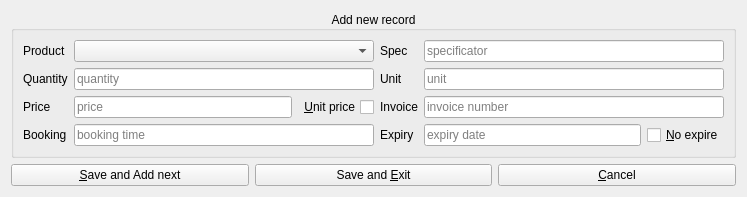
Before: the Qt Designer form src/ui/AddBatchRecordWidget.ui in wnt-zhp/zarlock-cpp, drawn with Qt 5.
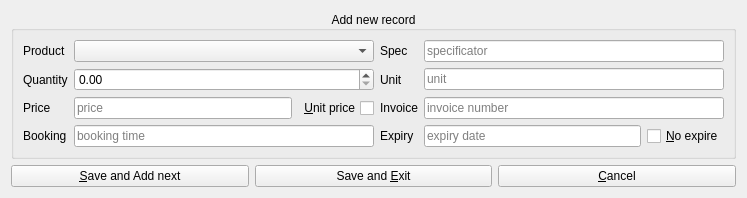
After: the same form once the commit is applied. Custom widgets are drawn as their Qt base class.

Patch:
```diff
--- a/src/ui/AddBatchRecordWidget.ui
+++ b/src/ui/AddBatchRecordWidget.ui
@@ -22,7 +22,7 @@
      <property name="alignment">
       <set>Qt::AlignCenter</set>
      </property>
-     <layout class="QGridLayout" name="gridLayout" rowstretch="0,0,0,0,0">
+     <layout class="QGridLayout" name="gridLayout" rowstretch="0,0,0,0">
       <item row="0" column="1">
        <widget class="QComboBox" name="combo_products">
         <property name="insertPolicy">
@@ -58,13 +58,6 @@
         </property>
        </widget>
       </item>
-      <item row="1" column="1">
-       <widget class="QtyInput" name="edit_qty">
-        <property name="placeholderText">
-         <string>quantity</string>
-        </property>
-       </widget>
-      </item>
       <item row="2" column="1">
        <layout class="QHBoxLayout" name="horizontalLayout">
         <item>
@@ -160,6 +153,13 @@
         </item>
        </layout>
       </item>
+      <item row="1" column="1">
+       <widget class="QDoubleSpinBox" name="spin_qty">
+        <property name="maximum">
+         <double>999999.000000000000000</double>
+        </property>
+       </widget>
+      </item>
      </layout>
     </widget>
    </item>
@@ -201,11 +201,6 @@
    <extends>QLineEdit</extends>
    <header>TextInput.h</header>
   </customwidget>
-  <customwidget>
-   <class>QtyInput</class>
-   <extends>QLineEdit</extends>
-   <header>QtyInput.h</header>
-  </customwidget>
   <customwidget>
    <class>PriceInput</class>
    <extends>QLineEdit</extends>
```
Left out of the diff: 2 changed lines with no effect on the pictures.
